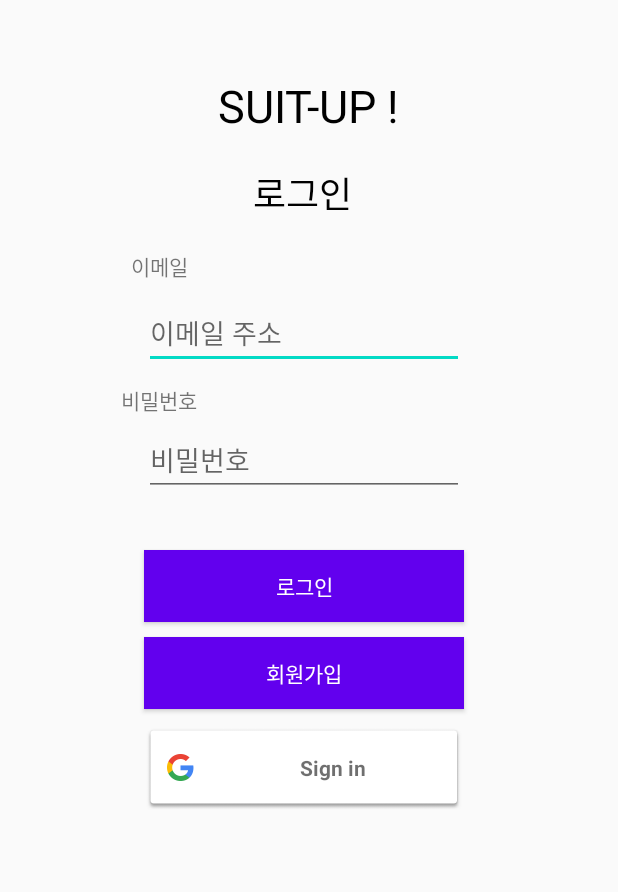
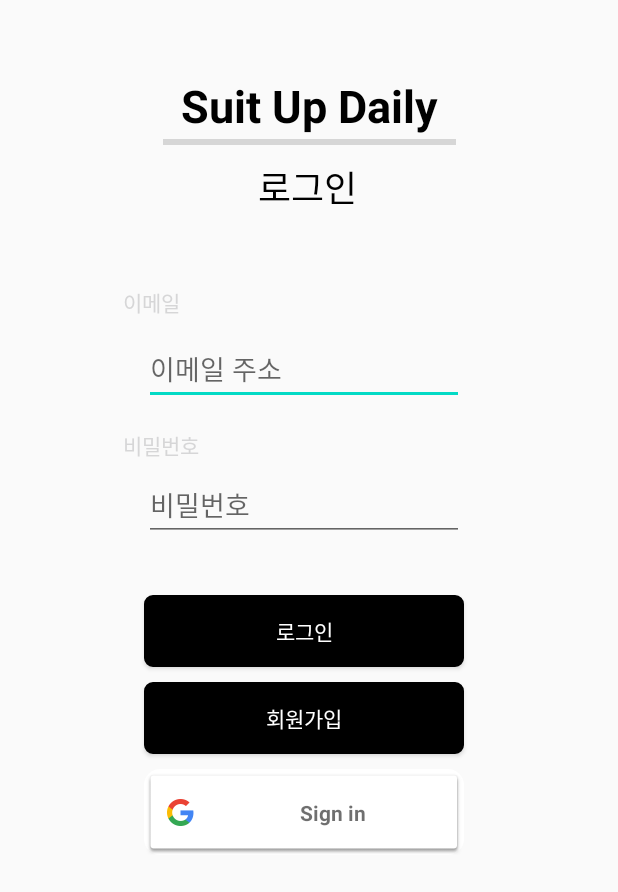
Before and after one commit to stevey-sy/suit_up_daily, an Android app: the screen it shows after launch (LoginActivity), on a phone screen of 412 x 824 dp. Shown: the top 892 px of the screen. Run offline under Robolectric (Android 15) with nearby library versions, the phone set to English and light mode, and no system bars; our stand-ins replace Firebase (no records; nobody signed in at launch, a user with empty details on screens opened directly), Volley; grey boxes are pictures that could not be loaded.

Commit message:
수정: 로그인 화면 레이아웃 디자인 수정

```diff
--- /dev/null
+++ b/app/src/main/res/drawable/white_button.xml
@@ -0,0 +1,15 @@
+<?xml version="1.0" encoding="utf-8"?>
+<shape xmlns:android="http://schemas.android.com/apk/res/android"
+    android:shape="rectangle">
+
+    <solid android:color="#FFFFFF" />
+    <corners
+        android:bottomLeftRadius="10dp"
+        android:bottomRightRadius="10dp"
+        android:topLeftRadius="10dp"
+        android:topRightRadius="10dp" />
+    <stroke
+        android:width="1dp"
+        android:color="#FFFFFF" />
+
+</shape>
--- a/app/src/main/res/layout/activity_login.xml
+++ b/app/src/main/res/layout/activity_login.xml
@@ -13,7 +13,7 @@
         android:layout_marginTop="10dp"
         android:text="회원가입"
         android:textColor="#FFFFFF"
-        android:background="@color/colorPrimary"
+        android:background="@drawable/filter_button"
         app:layout_constraintEnd_toEndOf="@+id/bt_login"
         app:layout_constraintHorizontal_bias="0.0"
         app:layout_constraintStart_toStartOf="@+id/bt_login"
@@ -53,7 +53,7 @@
         android:layout_marginTop="36dp"
         android:text="로그인"
         android:textColor="#FFFFFF"
-        android:background="@color/colorPrimary"
+        android:background="@drawable/filter_button"
         app:layout_constraintEnd_toEndOf="@+id/et_pass"
         app:layout_constraintHorizontal_bias="0.0"
         app:layout_constraintStart_toStartOf="@+id/et_pass"
@@ -68,25 +68,34 @@
         android:layout_marginTop="50dp"
         android:layout_marginEnd="8dp"
         android:layout_marginRight="8dp"
-        android:text="SUIT-UP !"
+        android:text="Suit Up Daily"
+        android:textStyle="bold"
         android:textColor="#000000"
         android:textSize="30sp"
         app:layout_constraintEnd_toEndOf="parent"
         app:layout_constraintStart_toStartOf="parent"
         app:layout_constraintTop_toTopOf="parent" />
 
+    <View
+        android:layout_width="195dp"
+        android:layout_height="4dp"
+        app:layout_constraintTop_toBottomOf="@id/textView"
+        app:layout_constraintStart_toStartOf="@id/textView"
+        app:layout_constraintEnd_toEndOf="@id/textView"
+        android:layout_marginTop="2dp"
+        android:background="@color/black_de" />
+
     <TextView
         android:id="@+id/textView2"
         android:layout_width="wrap_content"
         android:layout_height="wrap_content"
-        android:layout_marginTop="20dp"
+        android:layout_marginTop="16dp"
         android:layout_marginEnd="8dp"
-        android:layout_marginRight="8dp"
         android:text="로그인"
         android:textColor="#000000"
         android:textSize="24sp"
         app:layout_constraintEnd_toEndOf="@+id/textView"
-        app:layout_constraintHorizontal_bias="0.498"
+        app:layout_constraintHorizontal_bias="0.525"
         app:layout_constraintStart_toStartOf="@+id/textView"
         app:layout_constraintTop_toBottomOf="@+id/textView" />
 
@@ -94,10 +103,12 @@
         android:id="@+id/textView16"
         android:layout_width="wrap_content"
         android:layout_height="wrap_content"
-        android:layout_marginTop="20dp"
+        android:layout_marginTop="48dp"
         android:layout_marginEnd="200dp"
         android:text="이메일"
+        android:textColor="@color/black_de"
         app:layout_constraintEnd_toEndOf="parent"
+        app:layout_constraintHorizontal_bias="0.47"
         app:layout_constraintStart_toStartOf="parent"
         app:layout_constraintTop_toBottomOf="@+id/textView2" />
 
@@ -105,10 +116,12 @@
         android:id="@+id/textView17"
         android:layout_width="wrap_content"
         android:layout_height="wrap_content"
-        android:layout_marginTop="10dp"
+        android:layout_marginTop="16dp"
         android:layout_marginEnd="200dp"
         android:text="비밀번호"
+        android:textColor="@color/black_de"
         app:layout_constraintEnd_toEndOf="parent"
+        app:layout_constraintHorizontal_bias="0.509"
         app:layout_constraintStart_toStartOf="parent"
         app:layout_constraintTop_toBottomOf="@+id/et_id" />
 
@@ -117,6 +130,7 @@
         android:layout_width="213dp"
         android:layout_height="57dp"
         android:layout_marginTop="10dp"
+        android:background="@drawable/white_button"
         app:layout_constraintEnd_toEndOf="@+id/bt_register"
         app:layout_constraintStart_toStartOf="@+id/bt_register"
         app:layout_constraintTop_toBottomOf="@+id/bt_register" />
```
